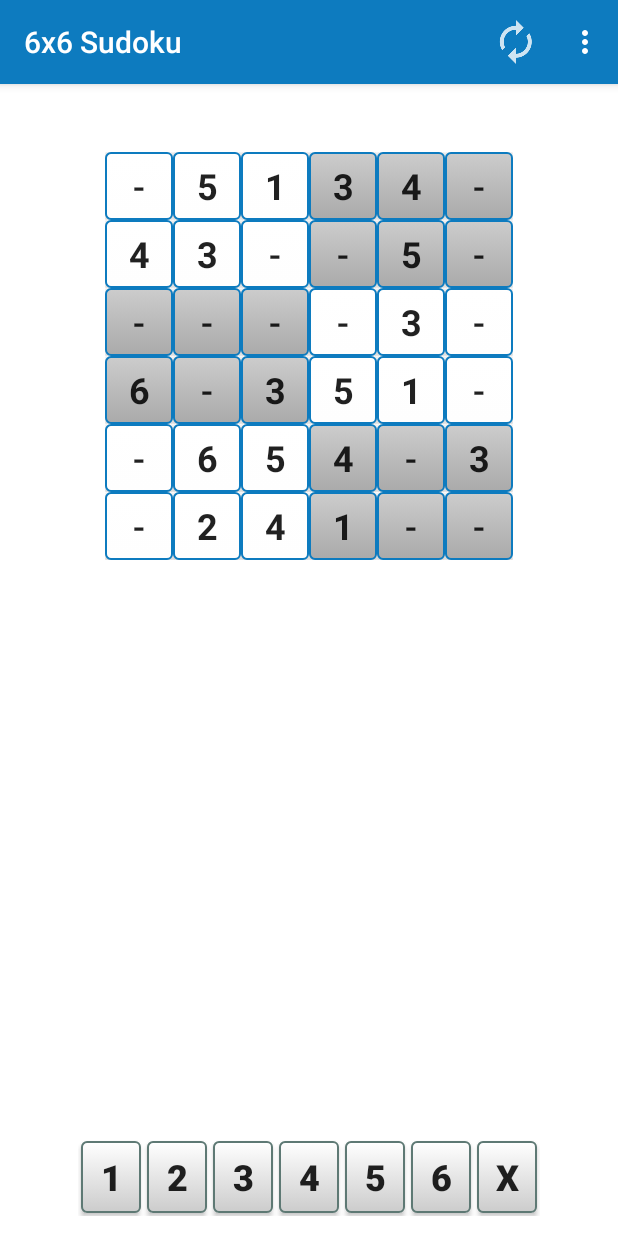
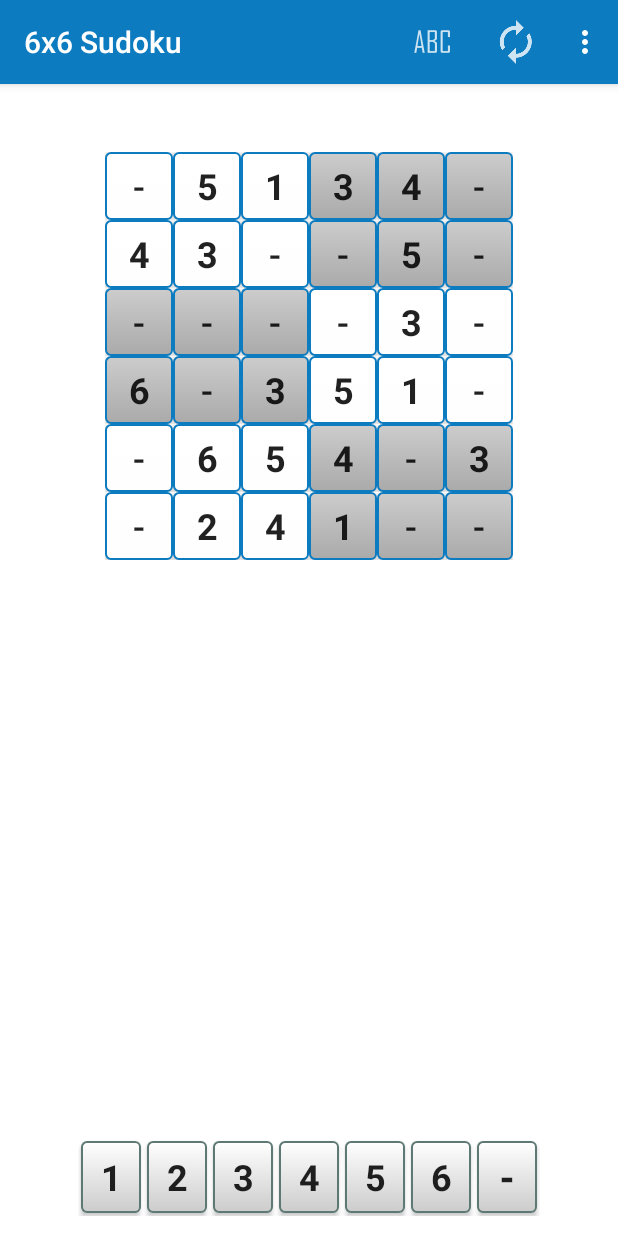
Before and after one commit to alexcarcar/IDoSudoku6, an Android app: the screen it shows after launch (MainActivity), on a phone screen of 412 x 824 dp. Run offline under Robolectric (Android 15) with nearby library versions, the phone set to English and light mode, and no system bars.

Commit message:
Added toggle between letters and numbers.

```diff
--- a/app/src/main/java/carcar/alex/idosudoku6/MainActivity.java
+++ b/app/src/main/java/carcar/alex/idosudoku6/MainActivity.java
@@ -17,6 +17,7 @@ public class MainActivity extends AppCompatActivity {
     private static int selected = -1;
     private static int cellX = -1;
     private static int cellY = -1;
+    private static boolean useLetters = false;
     private MediaPlayer FXPlayer;
     private LinearLayout successLayout;
     private LinearLayout numberPad;
@@ -52,6 +53,7 @@ public class MainActivity extends AppCompatActivity {
             System.err.println("playSound: " + e);
         }
     }
+
     public void onCellTouch(View a) {
         if (selected == -1) return;
         Button currentCell = (Button) a;
@@ -60,22 +62,46 @@ public class MainActivity extends AppCompatActivity {
 
         switch (selected) {
             case 1:
+                if (useLetters) {
+                    currentCell.setText(R.string.number1l);
+                } else {
                     currentCell.setText(R.string.number1);
+                }
                 break;
             case 2:
+                if (useLetters) {
+                    currentCell.setText(R.string.number2l);
+                } else {
                     currentCell.setText(R.string.number2);
+                }
                 break;
             case 3:
+                if (useLetters) {
+                    currentCell.setText(R.string.number3l);
+                } else {
                     currentCell.setText(R.string.number3);
+                }
                 break;
             case 4:
+                if (useLetters) {
+                    currentCell.setText(R.string.number4l);
+                } else {
                     currentCell.setText(R.string.number4);
+                }
                 break;
             case 5:
+                if (useLetters) {
+                    currentCell.setText(R.string.number5l);
+                } else {
                     currentCell.setText(R.string.number5);
+                }
                 break;
             case 6:
+                if (useLetters) {
+                    currentCell.setText(R.string.number6l);
+                } else {
                     currentCell.setText(R.string.number6);
+                }
                 break;
             case 0:
                 currentCell.setText(R.string.blank_cell);
@@ -360,6 +386,12 @@ public class MainActivity extends AppCompatActivity {
         displayCell(findViewById(R.id.cell53), board[5][3], hide[5][3]);
         displayCell(findViewById(R.id.cell54), board[5][4], hide[5][4]);
         displayCell(findViewById(R.id.cell55), board[5][5], hide[5][5]);
+        displayCell(findViewById(R.id.choose1), 1, false);
+        displayCell(findViewById(R.id.choose2), 2, false);
+        displayCell(findViewById(R.id.choose3), 3, false);
+        displayCell(findViewById(R.id.choose4), 4, false);
+        displayCell(findViewById(R.id.choose5), 5, false);
+        displayCell(findViewById(R.id.choose6), 6, false);
     }
 
     private void displayCell(View v, int x, boolean hide) {
@@ -369,25 +401,59 @@ public class MainActivity extends AppCompatActivity {
         } else {
             switch (x) {
                 case 1:
+                    if (useLetters) {
+                        currentCell.setText(R.string.number1l);
+                    } else {
                         currentCell.setText(R.string.number1);
+                    }
                     break;
                 case 2:
+                    if (useLetters) {
+                        currentCell.setText(R.string.number2l);
+                    } else {
                         currentCell.setText(R.string.number2);
+                    }
                     break;
                 case 3:
+                    if (useLetters) {
+                        currentCell.setText(R.string.number3l);
+                    } else {
                         currentCell.setText(R.string.number3);
+                    }
                     break;
                 case 4:
+                    if (useLetters) {
+                        currentCell.setText(R.string.number4l);
+                    } else {
                         currentCell.setText(R.string.number4);
+                    }
                     break;
                 case 5:
+                    if (useLetters) {
+                        currentCell.setText(R.string.number5l);
+                    } else {
                         currentCell.setText(R.string.number5);
+                    }
                     break;
                 case 6:
+                    if (useLetters) {
+                        currentCell.setText(R.string.number6l);
+                    } else {
                         currentCell.setText(R.string.number6);
+                    }
                     break;
             }
             currentCell.setTypeface(null, Typeface.BOLD);
         }
     }
+
+    public void onSwitchSymbolsClick(MenuItem item) {
+        useLetters = !useLetters; // toggle between numbers and letters
+        if (useLetters) {
+            item.setIcon(R.drawable.ic_action_numbers);
+        } else {
+            item.setIcon(R.drawable.ic_action_letters);
         }
+        createNewGame();
+    }
+}
--- a/app/src/main/res/menu/menu_main.xml
+++ b/app/src/main/res/menu/menu_main.xml
@@ -2,6 +2,13 @@
     xmlns:app="http://schemas.android.com/apk/res-auto"
     xmlns:tools="http://schemas.android.com/tools"
     tools:context=".MainActivity">
+
+    <item
+        android:id="@+id/switchSymbols"
+        android:icon="@drawable/ic_action_letters"
+        android:onClick="onSwitchSymbolsClick"
+        android:title="@string/switch_symbols"
+        app:showAsAction="ifRoom" />
 
     <item
         android:id="@+id/newGame"
--- a/app/src/main/res/values/strings.xml
+++ b/app/src/main/res/values/strings.xml
@@ -7,17 +7,24 @@
     <string name="contact_me">You can contact me at</string>
     <string name="made_by">Made by Alex Carcar</string>
 
-    <string name="delete">x</string>
+    <string name="delete">-</string>
     <string name="number6">6</string>
     <string name="number5">5</string>
     <string name="number4">4</string>
     <string name="number3">3</string>
     <string name="number2">2</string>
     <string name="number1">1</string>
+    <string name="number6l">F</string>
+    <string name="number5l">E</string>
+    <string name="number4l">D</string>
+    <string name="number3l">C</string>
+    <string name="number2l">B</string>
+    <string name="number1l">A</string>
     <string name="email_address">alexcarcar77@gmail.com</string>
     <string name="check">Check</string>
     <string name="congratulations">Congratulations!</string>
     <string name="puzzle_incomplete">Your puzzle has errors!</string>
     <string name="clear_board">Replay</string>
     <string name="go_back">Back</string>
+    <string name="switch_symbols">Switch Symbols</string>
 </resources>
```
Also changed, not shown: app/src/main/res/drawable-hdpi/ic_action_letters.png (added), app/src/main/res/drawable-hdpi/ic_action_numbers.png (added), app/src/main/res/drawable-mdpi/ic_action_letters.png (added), app/src/main/res/drawable-mdpi/ic_action_numbers.png (added), app/src/main/res/drawable-xhdpi/ic_action_letters.png (added), app/src/main/res/drawable-xhdpi/ic_action_numbers.png (added), app/src/main/res/drawable-xxhdpi/ic_action_letters.png (added), app/src/main/res/drawable-xxhdpi/ic_action_numbers.png (added). Lines whose indentation alone changed are shown as unchanged.
